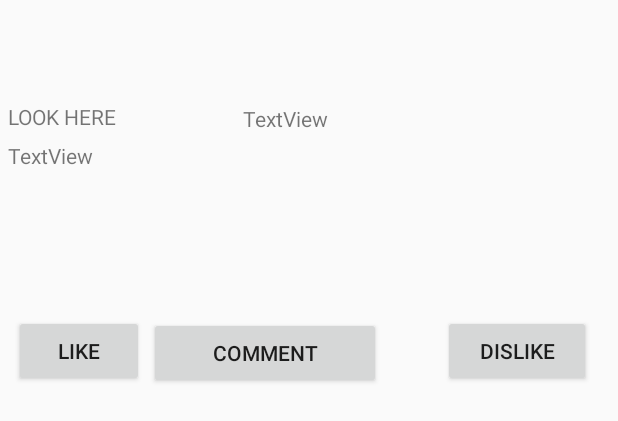
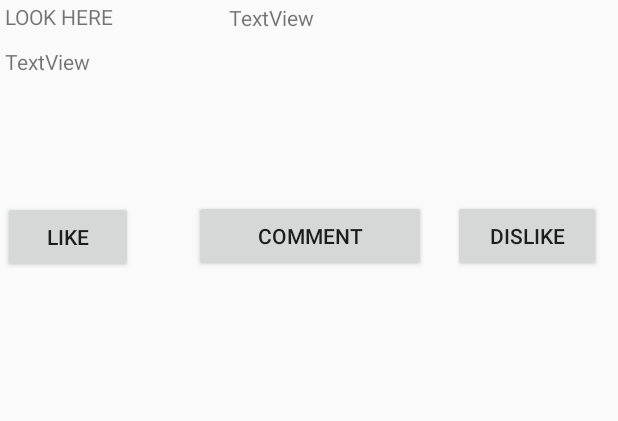
Before and after one commit to ShariceG/Hive, an Android app: the layout post_layout.xml on its own in the app's theme, with its tools: preview values and no code run, on a phone screen of 412 x 824 dp. Shown: the top 421 px of the screen. Run offline under Robolectric (Android 15) with nearby library versions, the phone set to English and light mode, and no system bars.

Commit message:
Minor layout adjustments

```diff
--- a/frontend/android/app/src/main/java/coloredcoded/hive/HomeFragment.java
+++ b/frontend/android/app/src/main/java/coloredcoded/hive/HomeFragment.java
@@ -5,6 +5,7 @@ import android.content.DialogInterface;
 import android.content.Intent;
 import android.os.Bundle;
 import android.util.Log;
+import android.view.Gravity;
 import android.view.LayoutInflater;
 import android.view.View;
 import android.view.ViewGroup;
@@ -62,6 +63,7 @@ public class HomeFragment extends Fragment implements PostFeedManager.Delegate{
         makePostAlert.setView(makePostView);
         makePostAlert.setCancelable(false);
         makePostAlert.setCanceledOnTouchOutside(false);
+        makePostAlert.getWindow().getAttributes().gravity = Gravity.TOP;
         makePostView.findViewById(R.id.makePostButton).setOnClickListener(
                 new View.OnClickListener() {
             @Override
@@ -90,13 +92,14 @@ public class HomeFragment extends Fragment implements PostFeedManager.Delegate{
                     }
                 });
 
-
         writeSomethingButton =  v.findViewById(R.id.writeSomethingButton);
         writeSomethingButton.setOnClickListener(new View.OnClickListener() {
             @Override
             public void onClick(View v) {
                 writeSomethingButton.setEnabled(false);
                 makePostAlert.show();
+                makePostAlert.getWindow().setLayout(ViewGroup.LayoutParams.MATCH_PARENT,
+                        makePostAlert.getWindow().getAttributes().height);
             }
         });
         return v;
@@ -114,6 +117,8 @@ public class HomeFragment extends Fragment implements PostFeedManager.Delegate{
                                               Map<String, Object> notes) {
                 Response response = responseOr.get();
                 postFeedManager.pokeNew();
+                EditText et = makePostView.findViewById(R.id.postEditText);
+                et.getText().clear();
                 writeSomethingButton.post(new Runnable() {
                     @Override
                     public void run() {
--- a/frontend/android/app/src/main/res/layout/make_post_layout.xml
+++ b/frontend/android/app/src/main/res/layout/make_post_layout.xml
@@ -11,19 +11,19 @@
         android:layout_alignParentTop="true"
         android:layout_marginStart="2dp"
         android:layout_marginLeft="2dp"
-        android:layout_marginTop="115dp"
+        android:layout_marginTop="117dp"
         android:text="Cancel" />
 
     <Button
         android:id="@+id/makePostButton"
-        android:layout_width="152dp"
+        android:layout_width="148dp"
         android:layout_height="wrap_content"
         android:layout_alignParentTop="true"
         android:layout_alignParentEnd="true"
         android:layout_alignParentRight="true"
-        android:layout_marginTop="118dp"
-        android:layout_marginEnd="9dp"
-        android:layout_marginRight="9dp"
+        android:layout_marginTop="116dp"
+        android:layout_marginEnd="8dp"
+        android:layout_marginRight="8dp"
         android:text="Post" />
 
     <EditText
@@ -38,5 +38,6 @@
         android:layout_marginTop="0dp"
         android:ems="10"
         android:gravity="start|top|left"
+        android:hint="Write Post"
         android:inputType="textMultiLine" />
 </RelativeLayout>
--- a/frontend/android/app/src/main/res/layout/post_layout.xml
+++ b/frontend/android/app/src/main/res/layout/post_layout.xml
@@ -14,11 +14,11 @@
             android:layout_alignParentTop="true"
             android:layout_alignParentEnd="true"
             android:layout_alignParentRight="true"
-            android:layout_marginStart="5dp"
-            android:layout_marginLeft="5dp"
-            android:layout_marginTop="68dp"
-            android:layout_marginEnd="287dp"
-            android:layout_marginRight="287dp"
+            android:layout_marginStart="3dp"
+            android:layout_marginLeft="3dp"
+            android:layout_marginTop="1dp"
+            android:layout_marginEnd="289dp"
+            android:layout_marginRight="289dp"
             android:text="LOOK HERE" />
 
         <TextView
@@ -31,9 +31,9 @@
             android:layout_centerHorizontal="true"
             android:layout_marginStart="-123dp"
             android:layout_marginLeft="-123dp"
-            android:layout_marginTop="69dp"
-            android:layout_marginEnd="92dp"
-            android:layout_marginRight="92dp"
+            android:layout_marginTop="2dp"
+            android:layout_marginEnd="101dp"
+            android:layout_marginRight="101dp"
             android:text="TextView" />
 
         <Button
@@ -45,11 +45,11 @@
             android:layout_alignParentTop="true"
             android:layout_alignParentEnd="true"
             android:layout_alignParentRight="true"
-            android:layout_marginStart="9dp"
-            android:layout_marginLeft="9dp"
-            android:layout_marginTop="210dp"
-            android:layout_marginEnd="316dp"
-            android:layout_marginRight="316dp"
+            android:layout_marginStart="2dp"
+            android:layout_marginLeft="2dp"
+            android:layout_marginTop="134dp"
+            android:layout_marginEnd="323dp"
+            android:layout_marginRight="323dp"
             android:text="Like" />
 
         <Button
@@ -61,11 +61,12 @@
             android:layout_alignParentTop="true"
             android:layout_alignParentEnd="true"
             android:layout_alignParentRight="true"
-            android:layout_marginStart="99dp"
-            android:layout_marginLeft="99dp"
-            android:layout_marginTop="211dp"
-            android:layout_marginEnd="158dp"
-            android:layout_marginRight="158dp"
+            android:layout_centerHorizontal="true"
+            android:layout_marginStart="129dp"
+            android:layout_marginLeft="129dp"
+            android:layout_marginTop="133dp"
+            android:layout_marginEnd="128dp"
+            android:layout_marginRight="128dp"
             android:text="Comment" />
 
         <Button
@@ -77,28 +78,28 @@
             android:layout_alignParentTop="true"
             android:layout_alignParentEnd="true"
             android:layout_alignParentRight="true"
-            android:layout_marginStart="295dp"
-            android:layout_marginLeft="295dp"
-            android:layout_marginTop="210dp"
-            android:layout_marginEnd="18dp"
-            android:layout_marginRight="18dp"
+            android:layout_marginStart="302dp"
+            android:layout_marginLeft="302dp"
+            android:layout_marginTop="133dp"
+            android:layout_marginEnd="11dp"
+            android:layout_marginRight="11dp"
             android:text="Dislike" />
 
         <TextView
             android:id="@+id/postTextView"
-            android:layout_width="394dp"
-            android:layout_height="101dp"
+            android:layout_width="390dp"
+            android:layout_height="100dp"
             android:layout_alignParentStart="true"
             android:layout_alignParentLeft="true"
             android:layout_alignParentTop="true"
             android:layout_alignParentEnd="true"
             android:layout_alignParentRight="true"
             android:layout_centerHorizontal="true"
-            android:layout_marginStart="5dp"
-            android:layout_marginLeft="5dp"
-            android:layout_marginTop="94dp"
-            android:layout_marginEnd="12dp"
-            android:layout_marginRight="12dp"
+            android:layout_marginStart="3dp"
+            android:layout_marginLeft="3dp"
+            android:layout_marginTop="31dp"
+            android:layout_marginEnd="0dp"
+            android:layout_marginRight="0dp"
             android:text="TextView" />
 
 </RelativeLayout>
--- a/frontend/android/app/src/main/res/layout/see_comments_layout.xml
+++ b/frontend/android/app/src/main/res/layout/see_comments_layout.xml
@@ -38,7 +38,8 @@
         android:layout_marginBottom="3dp"
         android:ems="10"
         android:inputType="textPersonName"
-        android:text="Name" />
+        android:hint="Write Comment"
+        android:text="" />
 
     <Button
         android:id="@+id/makeCommentButton"
@@ -54,5 +55,5 @@
         android:layout_marginBottom="6dp"
         android:layout_toEndOf="@+id/commentEditText"
         android:layout_toRightOf="@+id/commentEditText"
-        android:text="Button" />
+        android:text="Comment" />
 </RelativeLayout>
```
